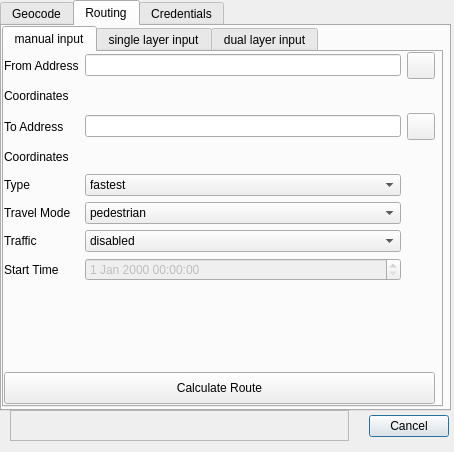
Qt form hereqgis_dialog_base.ui (riccardoklinger/Hqgis) before a commit.
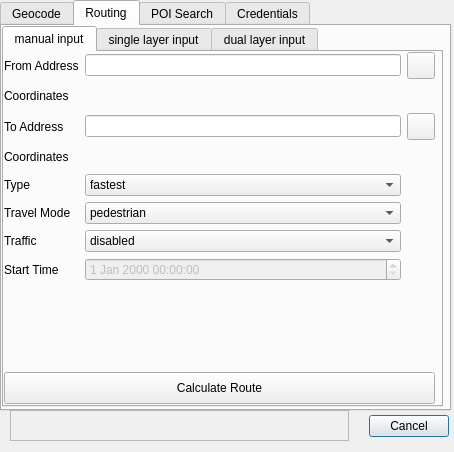
The same form after that commit. The open tabs and pages were chosen to show the change. Custom widgets are drawn as their Qt base class.

Diff of the .ui file:
```diff
--- a/hereqgis_dialog_base.ui
+++ b/hereqgis_dialog_base.ui
@@ -524,6 +524,11 @@
      </widget>
     </widget>
    </widget>
+   <widget class="QWidget" name="tab_10">
+    <attribute name="title">
+     <string>POI Search</string>
+    </attribute>
+   </widget>
    <widget class="QWidget" name="tab_2">
     <attribute name="title">
      <string>Credentials</string>
```
Left out of the diff: 2 changed lines with no effect on the pictures.
